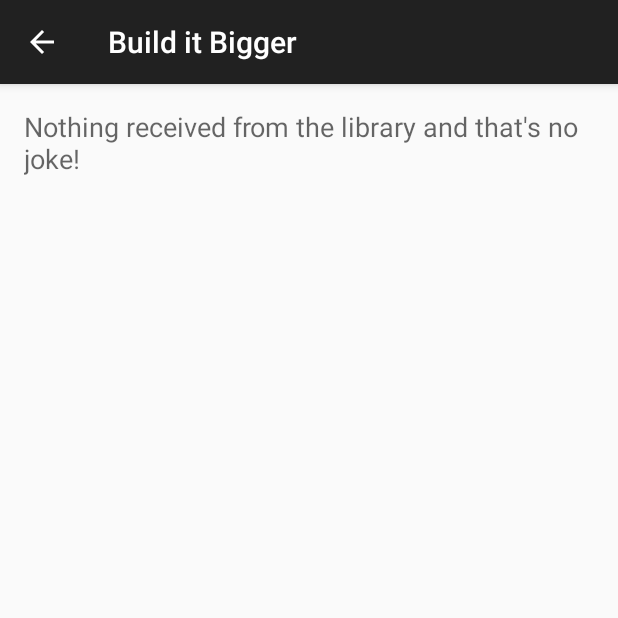
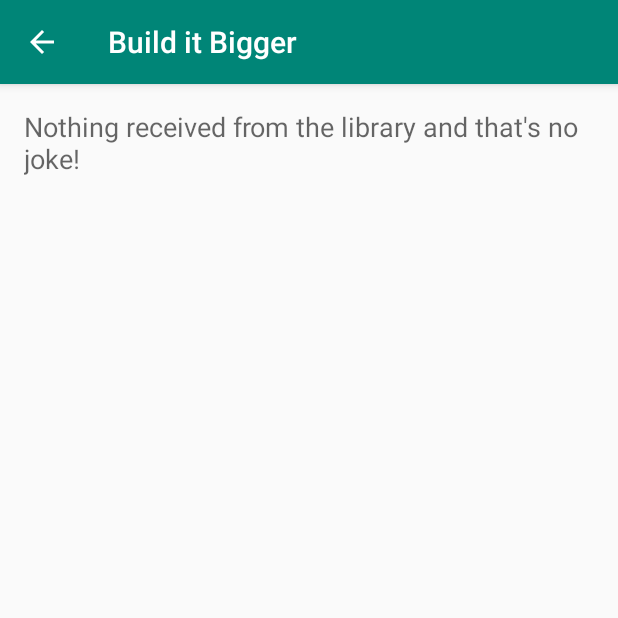
Before and after one commit to DerekMorrison59/FinalProject, an Android app: the ActivityJoke screen opened directly, with no data from a screen before it, on a phone screen of 412 x 824 dp, the top half of it. Run offline under Robolectric (Android 15) with nearby library versions, the phone set to English and light mode, and no system bars.

Commit message:
Cosmetic improvements

```diff
--- a/androidjokedisplay/src/main/res/values/strings.xml
+++ b/androidjokedisplay/src/main/res/values/strings.xml
@@ -1,3 +1,3 @@
 <resources>
-    <string name="app_name">androidjokedisplay</string>
+    <string name="app_name">Android Joke Display</string>
 </resources>
--- /dev/null
+++ b/androidjokedisplay/src/main/res/values/styles.xml
@@ -0,0 +1,10 @@
+<resources>
+
+    <!-- Base application theme. -->
+    <style name="AppTheme" parent="Theme.AppCompat.Light.NoActionBar">
+        <item name="windowActionBar">false</item>
+        <item name="windowNoTitle">true</item>
+        <item name="colorPrimary">@color/material_deep_teal_500</item>
+        <item name="colorControlActivated">@color/background_material_light</item>    </style>
+
+</resources>
--- /dev/null
+++ b/app/src/main/res/color/primary_text_material_light.xml
@@ -0,0 +1,6 @@
+<?xml version="1.0" encoding="utf-8"?>
+<selector xmlns:android="http://schemas.android.com/apk/res/android">
+
+    <item android:state_enabled="false" android:color="@color/primary_material_light" />
+    <item android:color="@color/primary_text_default_material_dark" />
+</selector>
--- a/app/src/main/res/values/styles.xml
+++ b/app/src/main/res/values/styles.xml
@@ -3,6 +3,9 @@
     <!-- Base application theme. -->
     <style name="AppTheme" parent="Theme.AppCompat.Light.DarkActionBar">
         <!-- Customize your theme here. -->
+        <item name="android:textColorPrimary">@color/primary_text_default_material_light</item>
+        <item name="android:colorBackground">@color/background_material_light</item>
+        <item name="colorPrimary">@color/material_deep_teal_500</item>
     </style>
 
 </resources>
```
